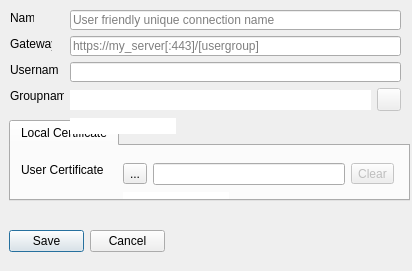
Before: the Qt Designer form src/dialog/editdialog.ui in 13418485892/openconnect-gui, drawn with Qt 5.
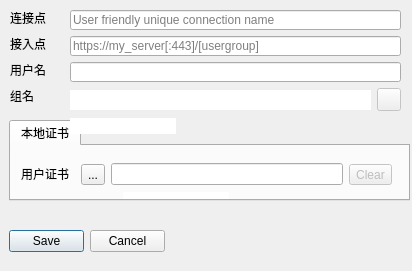
After: the same form once the commit is applied. Icons and pictures are not drawn.

```diff
--- a/src/dialog/editdialog.ui
+++ b/src/dialog/editdialog.ui
@@ -27,19 +27,19 @@
    </property>
    <widget class="QWidget" name="localCertificateTab">
     <attribute name="title">
-     <string>Local Certificate</string>
+     <string>本地证书</string>
     </attribute>
     <widget class="QLabel" name="userCertificateLabel">
      <property name="geometry">
       <rect>
        <x>10</x>
-       <y>16</y>
-       <width>96</width>
+       <y>20</y>
+       <width>51</width>
        <height>16</height>
       </rect>
      </property>
      <property name="text">
-      <string>User Certificate</string>
+      <string>用户证书</string>
      </property>
     </widget>
     <widget class="QLineEdit" name="userCertHash">
@@ -61,13 +61,13 @@
       <bool>true</bool>
      </property>
     </widget>
-    <widget class="QWidget" name="">
+    <widget class="QWidget" name="layoutWidget">
      <property name="geometry">
       <rect>
-       <x>112</x>
-       <y>16</y>
-       <width>271</width>
-       <height>24</height>
+       <x>70</x>
+       <y>13</y>
+       <width>311</width>
+       <height>31</height>
       </rect>
      </property>
      <layout class="QHBoxLayout" name="userCertificateLayout">
@@ -124,12 +124,12 @@
     <rect>
      <x>10</x>
      <y>10</y>
-     <width>24</width>
+     <width>51</width>
      <height>16</height>
     </rect>
    </property>
    <property name="text">
-    <string>Name</string>
+    <string>连接点</string>
    </property>
   </widget>
   <widget class="QLineEdit" name="nameEdit">
@@ -158,7 +158,7 @@
     </rect>
    </property>
    <property name="text">
-    <string>Gateway</string>
+    <string>接入点</string>
    </property>
   </widget>
   <widget class="QLineEdit" name="gatewayEdit">
@@ -193,7 +193,7 @@
     </rect>
    </property>
    <property name="text">
-    <string>Groupname</string>
+    <string>组名</string>
    </property>
   </widget>
   <widget class="QLineEdit" name="usernameEdit">
@@ -219,7 +219,7 @@
     </rect>
    </property>
    <property name="text">
-    <string>Username</string>
+    <string>用户名</string>
    </property>
   </widget>
   <widget class="QLineEdit" name="caCertHash">
@@ -241,7 +241,7 @@
     <bool>true</bool>
    </property>
   </widget>
-  <widget class="QWidget" name="">
+  <widget class="QWidget" name="layoutWidget">
    <property name="geometry">
     <rect>
      <x>70</x>
```
